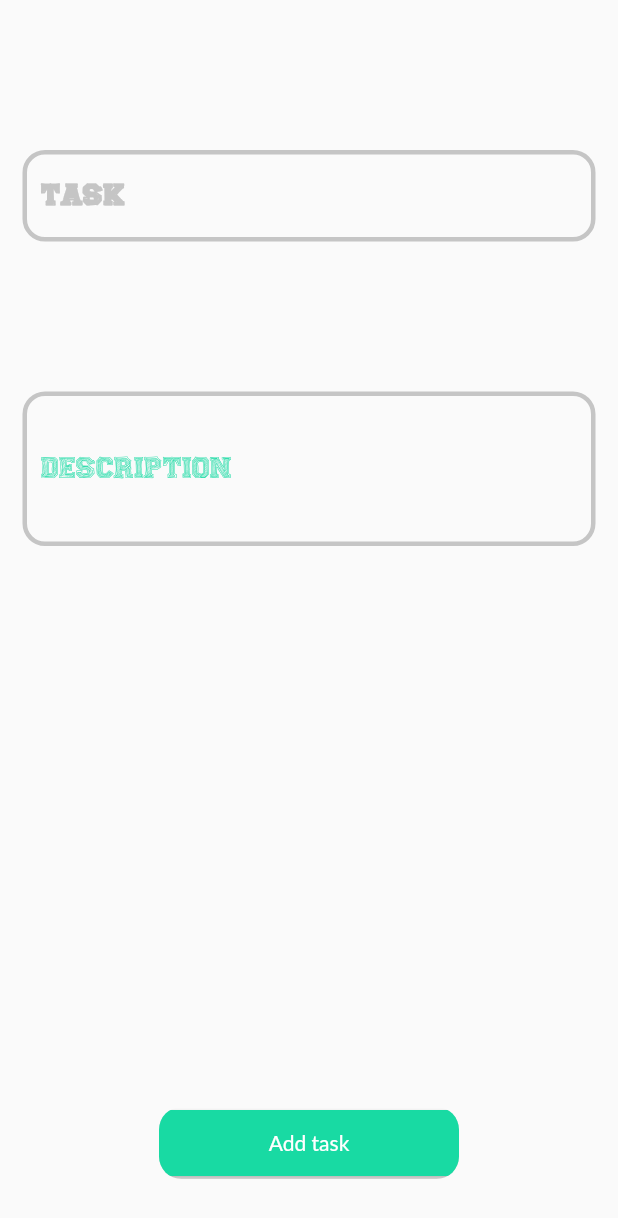
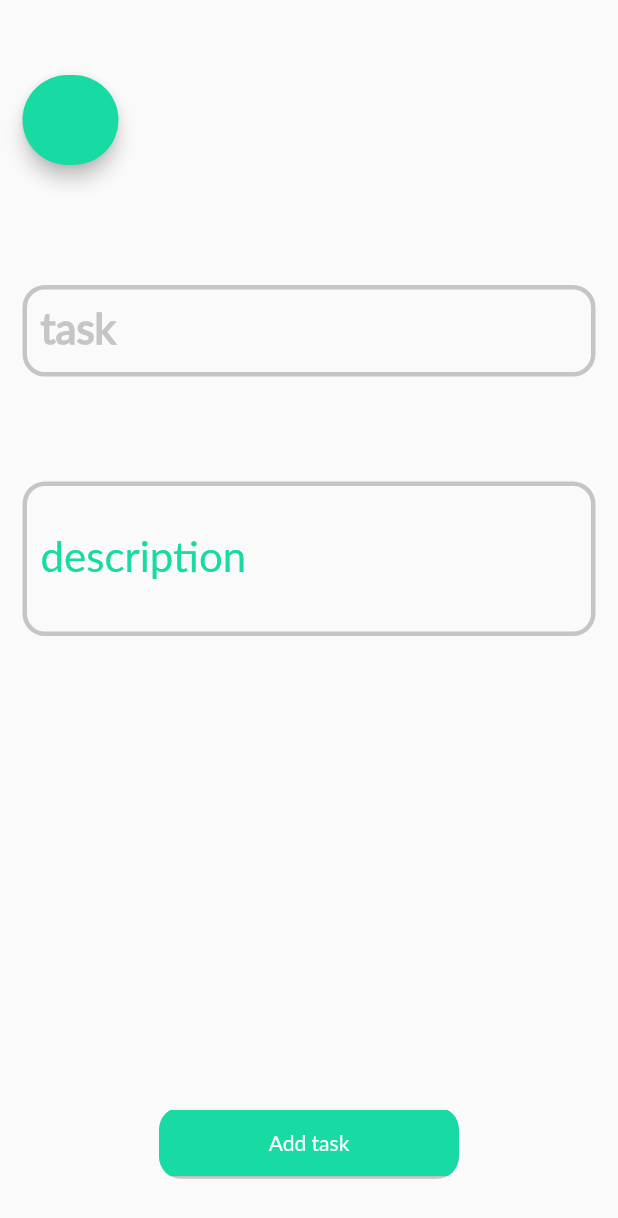
Before and after one commit to ghasemizade/todo-application, a Flutter app: the addTaskScreen screen opened directly, on a phone screen of 412 x 824 dp. Shown: the top 1218 px of the screen. Run offline on Flutter 3.47's test engine with Material 2 defaults, Android fonts, the phone set to English and light mode, and no system bars; our stand-ins replace hive, hive_flutter; missing offline and left inert: msh_checkbox; accounts and stored records are empty.

Commit message:
update add task

```diff
--- a/note_app/lib/add_task_screen.dart
+++ b/note_app/lib/add_task_screen.dart
@@ -35,7 +35,31 @@ class _addTaskScreenState extends State<addTaskScreen> {
         child: Column(
           children: [
             SizedBox(
-              height: 100,
+              height: 50,
+            ),
+            Row(
+              children: [
+                Padding(
+                  padding: EdgeInsets.only(left: 15),
+                  child: ElevatedButton(
+                    onPressed: () {},
+                    style: ElevatedButton.styleFrom(
+                        shape: RoundedRectangleBorder(
+                          borderRadius: BorderRadius.circular(50),
+                        ),
+                        backgroundColor: Color(0xff18DAA3),
+                        elevation: 5,
+                        shadowColor: Colors.black),
+                    child: Container(
+                      height: 60,
+                      width: 20,
+                    ),
+                  ),
+                ),
+              ],
+            ),
+            SizedBox(
+              height: 80,
             ),
             Padding(
               padding: EdgeInsets.symmetric(horizontal: 15),
@@ -49,8 +73,8 @@ class _addTaskScreenState extends State<addTaskScreen> {
                 decoration: InputDecoration(
                   labelText: 'task',
                   labelStyle: TextStyle(
-                    fontFamily: 'FineCollege',
-                    fontSize: 20,
+                    fontFamily: 'lato',
+                    fontSize: 28,
                     color: wicher0.hasFocus
                         ? Color(0xff18daa3)
                         : Color(0xffc5c5c5),
@@ -77,7 +101,7 @@ class _addTaskScreenState extends State<addTaskScreen> {
               ),
             ),
             SizedBox(
-              height: 100,
+              height: 70,
             ),
             Padding(
               padding: EdgeInsets.symmetric(horizontal: 15),
@@ -89,8 +113,8 @@ class _addTaskScreenState extends State<addTaskScreen> {
                 decoration: InputDecoration(
                   labelText: 'description',
                   labelStyle: TextStyle(
-                    fontFamily: 'FineCollege',
-                    fontSize: 20,
+                    fontFamily: 'lato',
+                    fontSize: 28,
                     color: wicher0.hasFocus
                         ? Color(0xffc5c5c5)
                         : Color(0xff18daa3),
--- a/note_app/lib/home_screen.dart
+++ b/note_app/lib/home_screen.dart
@@ -1,6 +1,7 @@
 import 'package:flutter/material.dart';
 import 'package:hive/hive.dart';
 import 'package:msh_checkbox/msh_checkbox.dart';
+import 'package:note_app/add_task_screen.dart';
 import 'package:note_app/todo.dart';
 import 'package:note_app/widget_task.dart';
 
@@ -36,6 +37,18 @@ class _homeScreenState extends State<homeScreen> {
           ),
         ),
       ),
+      floatingActionButton: FloatingActionButton(
+        onPressed: () {
+          _navigateToNextScreen(context);
+        },
+        backgroundColor: Color(0xff18DAA3),
+        child: Image.asset('assets/images/icon_add.png'),
+      ),
     );
   }
+
+  void _navigateToNextScreen(BuildContext context) {
+    Navigator.of(context)
+        .push(MaterialPageRoute(builder: (context) => addTaskScreen()));
+  }
 }
```
